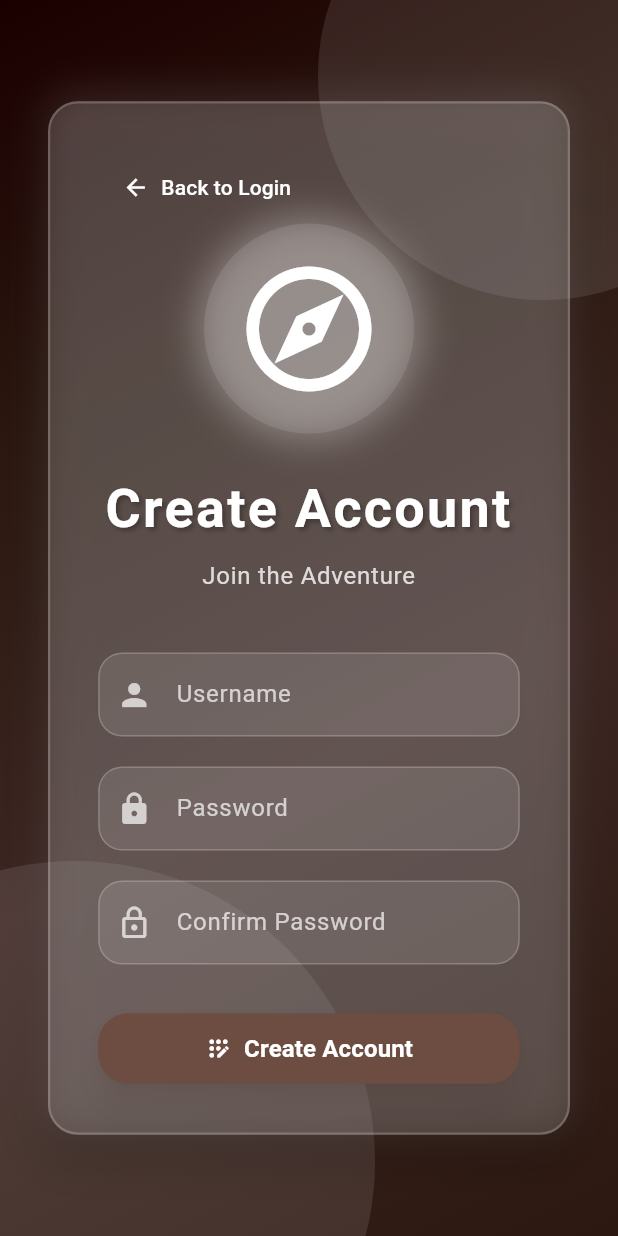
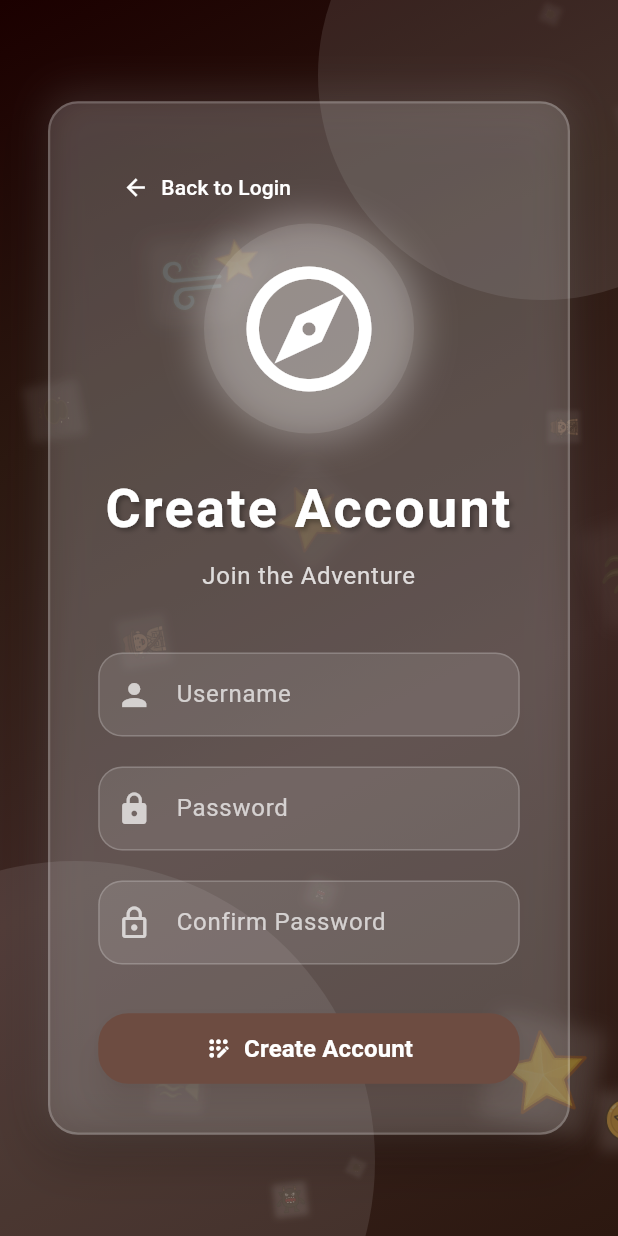
Before and after one commit to dbsmsen/wumpus-universe, a Flutter app: the RegisterScreen screen opened directly, on a phone screen of 412 x 824 dp. Run offline on Flutter 3.47's test engine with Material 3 defaults, Android fonts, the phone set to English and light mode, and no system bars; our stand-ins replace cloud_firestore, firebase_auth, firebase_core, font_awesome_flutter, google_sign_in; accounts and stored records are empty.

Commit message:
updated screens register_screen.dart_screen.dart

```diff
--- a/lib/screens/register_screen.dart
+++ b/lib/screens/register_screen.dart
@@ -1,6 +1,7 @@
 import 'package:flutter/material.dart';
 import 'package:firebase_auth/firebase_auth.dart';
 import '../widgets/auth_shared_widget.dart';
+import '../widgets/floating_background.dart';
 import 'initial_onboarding_screen.dart';
 import 'package:flutter/services.dart';
 import 'grid_selection_screen.dart';
@@ -92,7 +93,7 @@ class _RegisterScreenState extends State<RegisterScreen>
 
   @override
   Widget build(BuildContext context) {
-    SystemChrome.setSystemUIOverlayStyle(SystemUiOverlayStyle(
+    SystemChrome.setSystemUIOverlayStyle(const SystemUiOverlayStyle(
       statusBarColor: Colors.transparent,
       statusBarIconBrightness: Brightness.light,
     ));
@@ -100,6 +101,8 @@ class _RegisterScreenState extends State<RegisterScreen>
     return Scaffold(
       body: SafeArea(
         child: Container(
+          width: double.infinity,
+          height: double.infinity,
           decoration: BoxDecoration(
             gradient: LinearGradient(
               begin: Alignment.topLeft,
@@ -115,6 +118,8 @@ class _RegisterScreenState extends State<RegisterScreen>
           ),
           child: Stack(
             children: [
+              // Add floating background
+              const FloatingBackground(),
               // Background animated circles
               Positioned(
                 top: -100,
@@ -185,7 +190,7 @@ class _RegisterScreenState extends State<RegisterScreen>
                                           ),
                                         ],
                                       ),
-                                      child: Icon(
+                                      child: const Icon(
                                         Icons.explore_outlined,
                                         size: 100,
                                         color: Colors.white,
@@ -248,7 +253,7 @@ class _RegisterScreenState extends State<RegisterScreen>
                                 ),
                                 focusedBorder: OutlineInputBorder(
                                   borderRadius: BorderRadius.circular(16),
-                                  borderSide: BorderSide(
+                                  borderSide: const BorderSide(
                                     color: Colors.white,
                                     width: 2,
                                   ),
@@ -281,7 +286,7 @@ class _RegisterScreenState extends State<RegisterScreen>
                                 ),
                                 focusedBorder: OutlineInputBorder(
                                   borderRadius: BorderRadius.circular(16),
-                                  borderSide: BorderSide(
+                                  borderSide: const BorderSide(
                                     color: Colors.white,
                                     width: 2,
                                   ),
@@ -314,7 +319,7 @@ class _RegisterScreenState extends State<RegisterScreen>
                                 ),
                                 focusedBorder: OutlineInputBorder(
                                   borderRadius: BorderRadius.circular(16),
-                                  borderSide: BorderSide(
+                                  borderSide: const BorderSide(
                                     color: Colors.white,
                                     width: 2,
                                   ),
@@ -326,7 +331,7 @@ class _RegisterScreenState extends State<RegisterScreen>
                               onPressed: _register,
                               text: 'Create Account',
                               icon: Icons.app_registration_rounded,
-                              color: const Color(0xFF6D4C41), // Brown 600
+                              color: const Color(0xFF6D4C41),
                             ),
                           ],
                         ),
```
